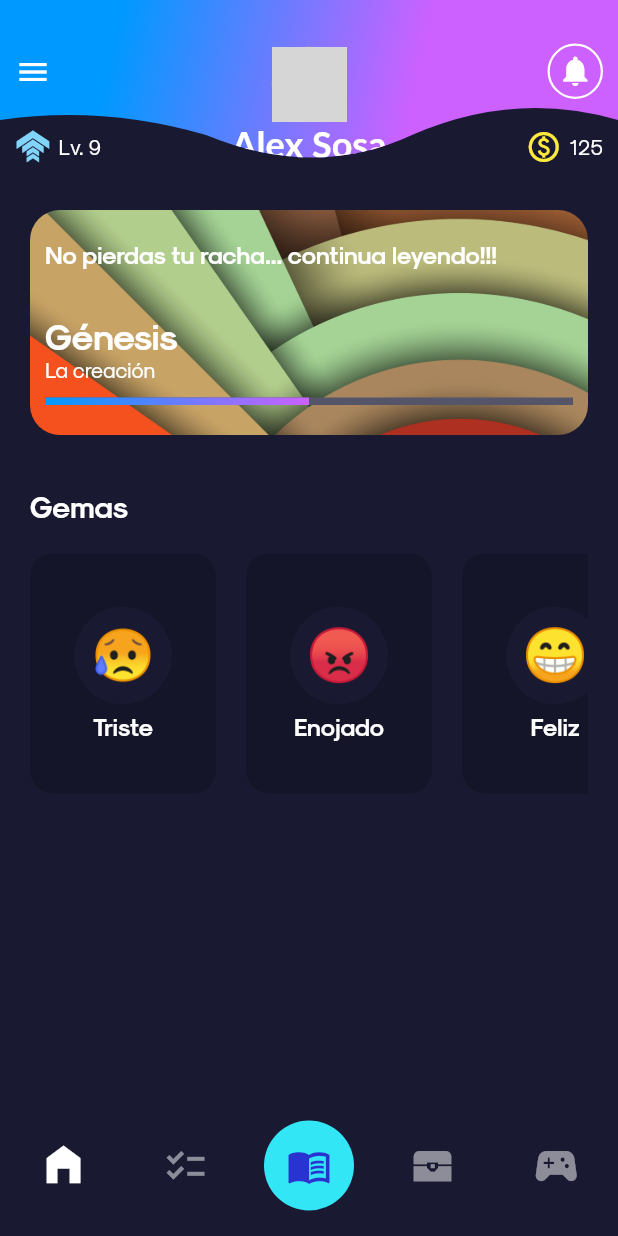
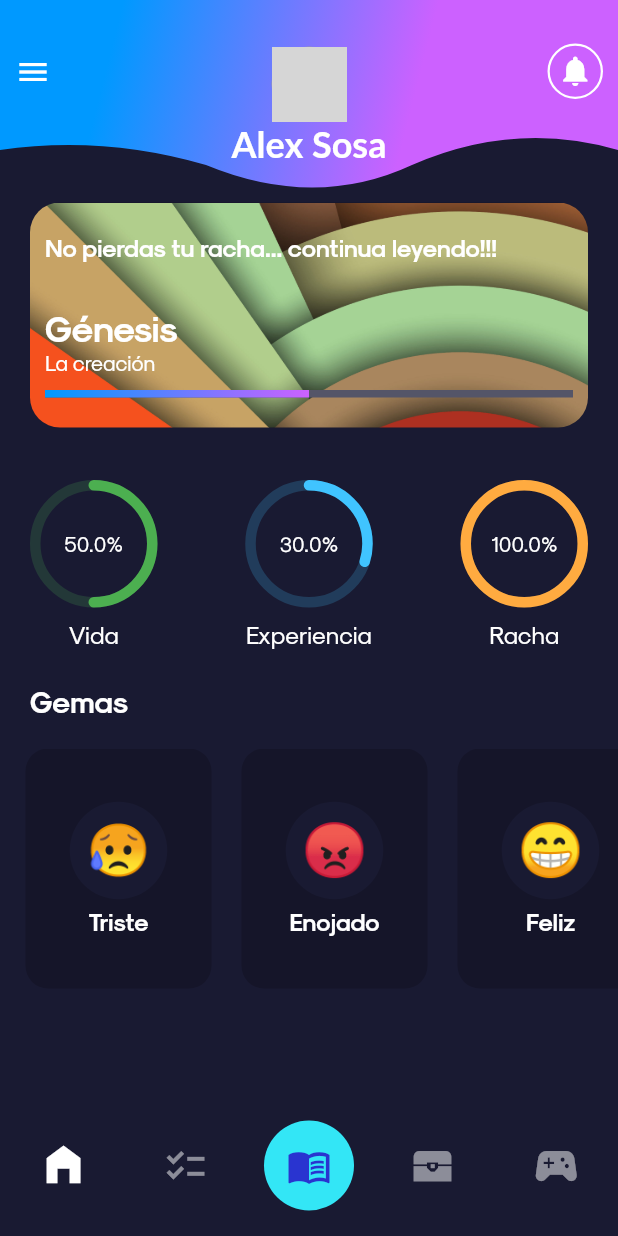
Before and after one commit to alexsosat/Bible_Quest, a Flutter app: the screen it shows after launch, on a phone screen of 412 x 824 dp. Run offline on Flutter 3.47's test engine with Material 2 defaults, Android fonts, the phone set to English and light mode, and no system bars; drawn by our look-alikes of percent_indicator; our stand-ins replace device_preview; network calls fail; Roboto replaces fonts that are missing (Lato, Noto); grey boxes are pictures that could not be loaded.

Commit message:
Add blur to appbar and creation of home page finalized

```diff
--- a/bible_quest/lib/globals/card_list/list.dart
+++ b/bible_quest/lib/globals/card_list/list.dart
@@ -10,10 +10,10 @@ class CardList extends StatelessWidget {
 
   @override
   Widget build(BuildContext context) {
+    final List<Widget> listChildren = [SizedBox(width: 17), ...cards];
+
     final listTitle = Container(
-      margin: EdgeInsets.only(
-        bottom: 20,
-      ),
+      margin: EdgeInsets.only(bottom: 20, left: 20),
       child: Text(
         title,
         style: Theme.of(context).textTheme.headline6!.copyWith(
@@ -27,7 +27,7 @@ class CardList extends StatelessWidget {
       child: ListView(
         physics: BouncingScrollPhysics(),
         scrollDirection: Axis.horizontal,
-        children: cards,
+        children: listChildren,
       ),
     );
 
--- /dev/null
+++ b/bible_quest/lib/globals/circular_progress_bar.dart
@@ -0,0 +1,41 @@
+import 'package:flutter/material.dart';
+import 'package:percent_indicator/circular_percent_indicator.dart';
+
+class CircularProgressBar extends StatelessWidget {
+  final Color fillColor;
+  final double percent;
+  final String? subtitle;
+  const CircularProgressBar({
+    Key? key,
+    required this.percent,
+    this.subtitle,
+    this.fillColor = Colors.green,
+  }) : super(key: key);
+
+  @override
+  Widget build(BuildContext context) {
+    return CircularPercentIndicator(
+      radius: 85,
+      percent: percent,
+      backgroundColor: fillColor.withOpacity(0.2),
+      progressColor: fillColor,
+      animation: true,
+      animationDuration: 2500,
+      lineWidth: 7,
+      center: Text(
+        (percent * 100).toString() + "%",
+        style: Theme.of(context).textTheme.bodyText1,
+      ),
+      footer: (subtitle != null)
+          ? Padding(
+              padding: const EdgeInsets.all(8.0),
+              child: Text(
+                subtitle!,
+                style: Theme.of(context).textTheme.subtitle1,
+              ),
+            )
+          : null,
+      circularStrokeCap: CircularStrokeCap.round,
+    );
+  }
+}
--- /dev/null
+++ b/bible_quest/lib/globals/tab_page.dart
@@ -0,0 +1,18 @@
+import 'package:flutter/material.dart';
+
+class TabPage extends StatelessWidget {
+  final List<Widget> children;
+  const TabPage({Key? key, required this.children}) : super(key: key);
+
+  @override
+  Widget build(BuildContext context) {
+    return ListView(
+      physics: BouncingScrollPhysics(),
+      children: <Widget>[
+        SizedBox(height: 115),
+        ...children,
+        SizedBox(height: 95),
+      ],
+    );
+  }
+}
--- a/bible_quest/lib/pages/mains/home/home.dart
+++ b/bible_quest/lib/pages/mains/home/home.dart
@@ -1,6 +1,8 @@
 import 'package:bible_quest/globals/card_list/item.dart';
 import 'package:bible_quest/globals/card_list/list.dart';
+import 'package:bible_quest/globals/tab_page.dart';
 import 'package:bible_quest/pages/mains/home/widgets/current_reading_box.dart';
+import 'package:bible_quest/pages/mains/home/widgets/user_stats.dart';
 import 'package:flutter/material.dart';
 
 class HomePage extends StatelessWidget {
@@ -8,12 +10,9 @@ class HomePage extends StatelessWidget {
 
   @override
   Widget build(BuildContext context) {
-    return Padding(
-      padding: const EdgeInsets.symmetric(horizontal: 20.0, vertical: 20.0),
-      child: ListView(
-        physics: ClampingScrollPhysics(),
-        children: <Widget>[
+    return TabPage(children: <Widget>[
       ContinueReadingBox(),
+      UserStats(),
       CardList(
         title: "Gemas",
         cards: <CardItem>[
@@ -35,8 +34,6 @@ class HomePage extends StatelessWidget {
           ),
         ],
       ),
-        ],
-      ),
-    );
+    ]);
   }
 }
--- a/bible_quest/lib/pages/mains/home/widgets/current_reading_box.dart
+++ b/bible_quest/lib/pages/mains/home/widgets/current_reading_box.dart
@@ -20,7 +20,7 @@ class ContinueReadingBox extends StatelessWidget {
   @override
   Widget build(BuildContext context) {
     return Container(
-      margin: EdgeInsets.only(bottom: 35),
+      margin: EdgeInsets.fromLTRB(20, 20, 20, 0),
       decoration: BoxDecoration(
         borderRadius: BorderRadius.all(
           Radius.circular(20),
@@ -67,6 +67,8 @@ class ContinueReadingBox extends StatelessWidget {
             child: LinearPercentIndicator(
               percent: 0.5,
               backgroundColor: Color(0xFF545568),
+              animation: true,
+              animationDuration: 1500,
               linearGradient: LinearGradient(colors: <Color>[
                 Color.fromRGBO(0, 153, 255, 1.0),
                 Color.fromRGBO(204, 97, 255, 1.0)
--- /dev/null
+++ b/bible_quest/lib/pages/mains/home/widgets/user_stats.dart
@@ -0,0 +1,34 @@
+import 'package:bible_quest/globals/circular_progress_bar.dart';
+import 'package:flutter/cupertino.dart';
+import 'package:flutter/material.dart';
+
+class UserStats extends StatelessWidget {
+  const UserStats({Key? key}) : super(key: key);
+
+  @override
+  Widget build(BuildContext context) {
+    return Container(
+      margin: EdgeInsets.fromLTRB(20, 35, 20, 15),
+      child: Row(
+        mainAxisAlignment: MainAxisAlignment.spaceBetween,
+        children: <Widget>[
+          CircularProgressBar(
+            percent: 0.5,
+            fillColor: Colors.green,
+            subtitle: "Vida",
+          ),
+          CircularProgressBar(
+            percent: 0.3,
+            fillColor: Colors.lightBlueAccent,
+            subtitle: "Experiencia",
+          ),
+          CircularProgressBar(
+            percent: 1.0,
+            fillColor: Colors.orangeAccent,
+            subtitle: "Racha",
+          ),
+        ],
+      ),
+    );
+  }
+}
--- a/bible_quest/lib/pages/tabs/tabs.dart
+++ b/bible_quest/lib/pages/tabs/tabs.dart
@@ -34,32 +34,28 @@ class _TabsPageState extends State<TabsPage> {
   @override
   Widget build(BuildContext context) {
     return Scaffold(
-      appBar: BibleQuestAppBar(),
+      //appBar: BibleQuestAppBar(),
       drawer: Drawer(),
-      body: widgetsChildren[indexTap],
-      bottomNavigationBar: Stack(
+      body: Stack(
+        children: [
+          widgetsChildren[indexTap],
+          Align(
+            alignment: Alignment.topCenter,
+            child: BibleQuestAppBar(),
+          ),
+          Align(
+            alignment: Alignment.bottomCenter,
+            child: Stack(
+              alignment: Alignment.bottomCenter,
               children: <Widget>[
-          ClipRect(
-            child: Container(
-              height: 90,
-              decoration: BoxDecoration(
-                borderRadius: BorderRadius.vertical(top: Radius.circular(45)),
-                color: Color.fromRGBO(25, 26, 50, 0.5),
-              ),
+                ClipRRect(
+                  borderRadius: BorderRadius.vertical(top: Radius.circular(35)),
                   child: BackdropFilter(
-                filter: ImageFilter.blur(sigmaX: 2.0, sigmaY: 0.0),
-                child: Container(
-                  decoration:
-                      BoxDecoration(color: Colors.white.withOpacity(0.0)),
-                ),
-              ),
-            ),
-          ),
-          Theme(
-            data: Theme.of(context).copyWith(
-              canvasColor: Colors.transparent,
-            ),
+                    filter: ImageFilter.blur(sigmaX: 10.0, sigmaY: 10.0),
+                    child: BackdropFilter(
+                      filter: ImageFilter.blur(sigmaX: 5.0, sigmaY: 5.0),
                       child: BottomNavigationBar(
+                        backgroundColor: Colors.transparent,
                         iconSize: 30,
                         type: BottomNavigationBarType.fixed,
                         showSelectedLabels: false,
@@ -91,10 +87,16 @@ class _TabsPageState extends State<TabsPage> {
                           BottomNavigationBarItem(
                               icon: Icon(TabIcons.summons), label: "Summons"),
                           BottomNavigationBarItem(
-                    icon: Icon(TabIcons.games, size: 34), label: "Games"),
+                              icon: Icon(TabIcons.games, size: 34),
+                              label: "Games"),
                         ],
                       ),
                     ),
+                  ),
+                ),
+              ],
+            ),
+          )
         ],
       ),
     );
--- a/bible_quest/lib/pages/tabs/widgets/appbar/appbar.dart
+++ b/bible_quest/lib/pages/tabs/widgets/appbar/appbar.dart
@@ -1,5 +1,4 @@
 import 'package:bible_quest/pages/tabs/widgets/appbar/clipper.dart';
-import 'package:bible_quest/pages/tabs/widgets/tab_icons_icons.dart';
 import 'package:flutter/cupertino.dart';
 import 'package:flutter/material.dart';
 
@@ -11,11 +10,7 @@ class BibleQuestAppBar extends StatelessWidget with PreferredSizeWidget {
 
   @override
   Widget build(BuildContext context) {
-    return PreferredSize(
-      preferredSize: Size.fromHeight(kToolbarHeight),
-      child: Stack(
-        children: <Widget>[
-          ClipPath(
+    return ClipPath(
       clipper: AppBarClipper(),
       child: Container(
         height: 140.0,
@@ -32,8 +27,7 @@ class BibleQuestAppBar extends StatelessWidget with PreferredSizeWidget {
         child: Stack(
           children: <Widget>[
             Container(
-                        margin:
-                            EdgeInsets.only(top: kToolbarHeight - 20, left: 10),
+                margin: EdgeInsets.only(top: kToolbarHeight - 20, left: 10),
                 child: Icon(Icons.menu)),
             Positioned(
               top: kToolbarHeight - 27,
@@ -70,42 +64,6 @@ class BibleQuestAppBar extends StatelessWidget with PreferredSizeWidget {
             ),
           ],
         ),
-              )),
-          Align(
-            alignment: Alignment.bottomRight,
-            child: Container(
-              padding: EdgeInsets.all(10),
-              child: Row(
-                mainAxisSize: MainAxisSize.min,
-                children: <Widget>[
-                  Icon(
-                    Icons.paid_outlined,
-                    color: Colors.yellow,
-                  ),
-                  SizedBox(width: 5),
-                  Text("125"),
-                ],
-              ),
-            ),
-          ),
-          Align(
-            alignment: Alignment.bottomLeft,
-            child: Container(
-              padding: EdgeInsets.all(10),
-              child: Row(
-                mainAxisSize: MainAxisSize.min,
-                children: <Widget>[
-                  Icon(
-                    TabIcons.upgrade,
-                    color: Colors.lightBlue[200],
-                  ),
-                  SizedBox(width: 5),
-                  Text("Lv. 9"),
-                ],
-              ),
-            ),
-          ),
-        ],
       ),
     );
   }
```
Lines whose indentation alone changed are shown as unchanged.
